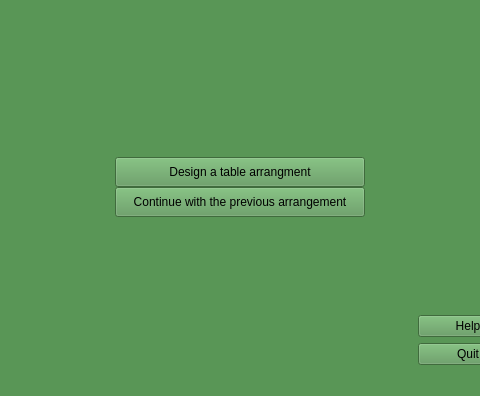
Old version of the form mainwindow.ui in the repository stemil01/expresso; both pictures show x 191 to 671 and y 0 to 396 of the 766 by 396 pixel window.
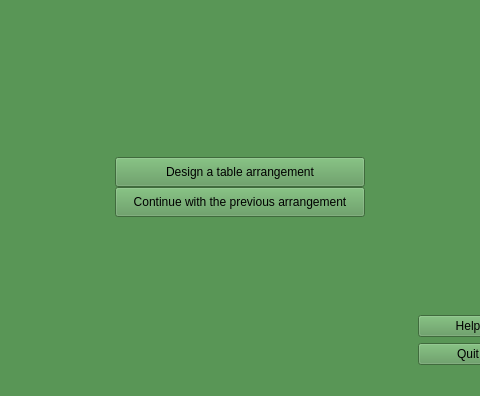
New version of the form.

Patch:
```diff
--- a/mainwindow.ui
+++ b/mainwindow.ui
@@ -151,7 +151,7 @@
          <string notr="true">font: 9pt &quot;Palatino Linotype&quot;;</string>
         </property>
         <property name="text">
-         <string>Design a table arrangment</string>
+         <string>Design a table arrangement</string>
         </property>
        </widget>
       </item>
```
Left out of the diff: 4 changed lines with no effect on the pictures.
